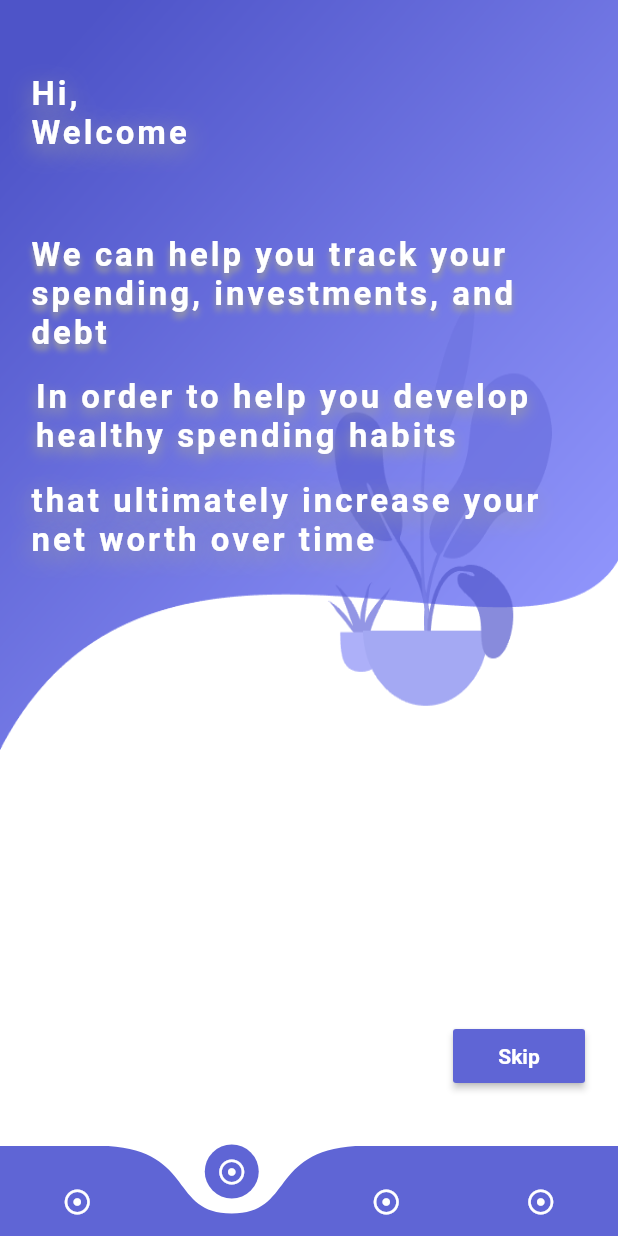
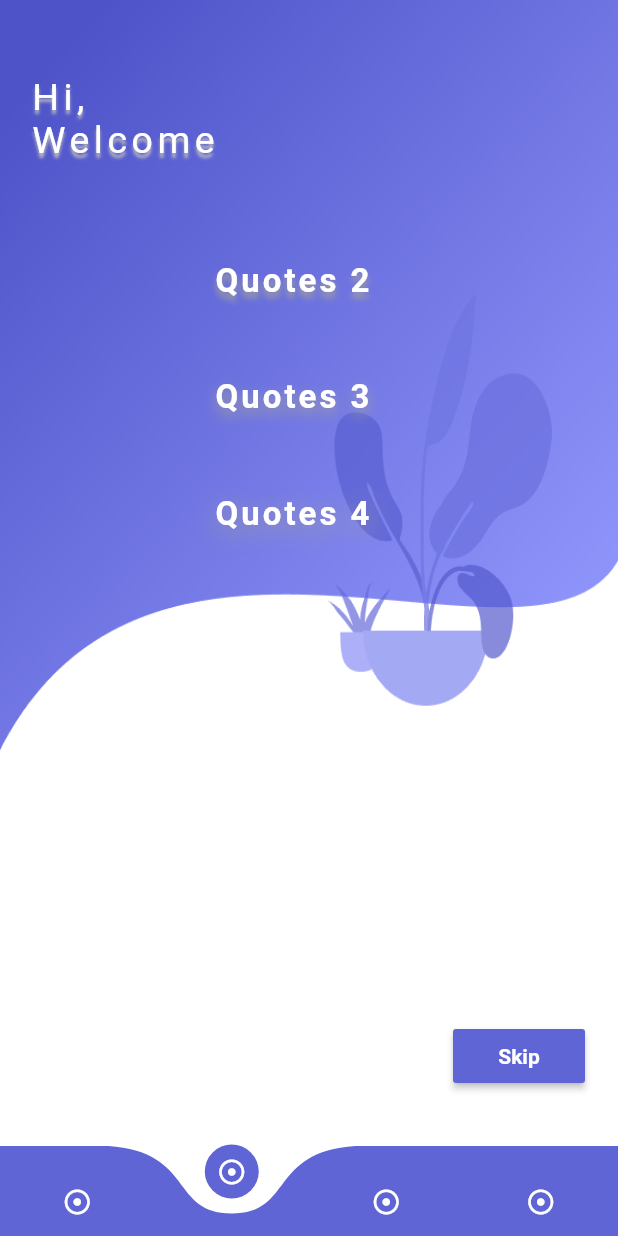
Before and after one commit to adsv1623/learn_space, a Flutter app: the screen it shows after launch, item 2 of the bottom bar chosen, on a phone screen of 412 x 824 dp. Run offline on Flutter 3.47's test engine with Material 2 defaults, Android fonts, the light colour scheme and no system bars; drawn by our look-alikes of auto_size_text, curved_navigation_bar; our stand-ins replace cloud_firestore, firebase_auth, firebase_core, flutter_swiper, google_fonts, shimmer and 1 more; accounts and stored records are empty; Roboto replaces fonts that are missing (Fredoka One).

Commit message:
Second Base Commit OnStart Page Commit Added AutoTextSize Changed Headings ,Used Google Fonts

```diff
--- a/lib/OnStart.dart
+++ b/lib/OnStart.dart
@@ -1,7 +1,9 @@
+import 'package:google_fonts/google_fonts.dart';
 import 'package:flutter/material.dart';
 import 'package:curved_navigation_bar/curved_navigation_bar.dart';
 import 'package:flutter/widgets.dart';
 import 'package:learn_space/FadedAnimation.dart';
+import 'package:auto_size_text/auto_size_text.dart';
 
 class OnStart extends StatefulWidget {
   @override
@@ -9,78 +11,210 @@ class OnStart extends StatefulWidget {
 }
 
 class _OnStartState extends State<OnStart> {
-  //State class
-  int _page = 0;
-  int _prev=0;
+  // Bottom Navigation Bar
   GlobalKey _bottomNavigationKey = GlobalKey();
 
-  // Start Page Quotes
+  // Which Bottom Bar I 'm
+  int _page = 0;
+  int _prev = 0;
+
+  // Quotes Showing ON Start Page
   List<Widget> lis = [
-    //page 1
-    FadeAnimation(1,
+    //////////////////////////////////////////////////////////page 1  Head Top Left
+    FadeAnimation(
+      1,
       Column(
         mainAxisAlignment: MainAxisAlignment.center,
-      children:[
-        FadeAnimation(1,
+        children: [
+          FadeAnimation(
+            2,
             Container(
-          //padding: EdgeInsets.fromLTRB(, top, right, bottom)
-          child: Text("How do you go about building your net worth?",style: TextStyle(color: Colors.white,fontWeight: FontWeight.bold,fontSize: 22,letterSpacing: 2,shadows:[Shadow(color: Colors.grey,blurRadius: 10,offset: Offset(0,4))]),),
-        ),),
+              child: Center(
+                child: AutoSizeText(
+                  "LearnSpace", // Todo
+                  maxLines: 1,
+                  minFontSize: 22,
+                  style: GoogleFonts.getFont(
+                    'Chilanka',
+                    textStyle: TextStyle(
+                      color: Colors.white,
+                      fontWeight: FontWeight.bold,
+                      fontSize: 60,
+                      letterSpacing: 2,
+                      shadows: [
+                        Shadow(
+                            color: Colors.blueGrey[300],
+                            blurRadius: 8,
+                            offset: Offset(0, 6)),
+                      ],
+                    ),
+                  ),
+                ),
+              ),
+            ),
+          ),
+          FadeAnimation(
+            2.9,
+            Container(
+              padding: EdgeInsets.all(10),
+              child: AutoSizeText(
+                "An Ultimate Education Space", //Todo
+                maxLines: 1,
+                minFontSize: 12,
+                style: GoogleFonts.getFont(
+                  'Indie Flower',
+                  textStyle: TextStyle(
+                    color: Colors.white,
+                    fontWeight: FontWeight.bold,
+                    fontSize: 22,
+                    letterSpacing: 2,
+                    shadows: [
+                      Shadow(
+                          color: Colors.grey,
+                          blurRadius: 20,
+                          offset: Offset(0, 4)),
+                    ],
+                  ),
+                ),
+              ),
+            ),
+          ),
+        ],
+      ),
+    ),
 
-        FadeAnimation(2.9,Container(
-          padding: EdgeInsets.all(10),
-          child: Text("It can be as easy as looking at your phone—literally",style: TextStyle(color: Colors.white,fontWeight: FontWeight.bold,fontSize: 22,letterSpacing: 2,shadows:[Shadow(color: Colors.grey,blurRadius: 20,offset: Offset(0,4))]),),
-        ),),
-
-      ],
-    ),),
-
-    // page 2
+    //    ///////////////////////////////////////////          page 2
     Column(
       mainAxisAlignment: MainAxisAlignment.spaceAround,
-      children:[
-        FadeAnimation(1.6,
+      children: [
+        FadeAnimation(
+          1.6,
           Container(
-          //padding: EdgeInsets.fromLTRB(20, 80, 20,50),
-          child: Text("We can help you track your spending, investments, and debt",style: TextStyle(color: Colors.white,fontWeight: FontWeight.bold,fontSize: 22,letterSpacing: 2,shadows:[Shadow(color: Colors.grey,blurRadius: 5,offset: Offset(0,4))]),),
-        ),),
-
-        FadeAnimation(2,
+            child: AutoSizeText(
+              "Quotes 2", // Todo
+              maxLines: 1,
+              minFontSize: 12,
+              style: TextStyle(
+                color: Colors.white,
+                fontWeight: FontWeight.bold,
+                fontSize: 22,
+                letterSpacing: 2,
+                shadows: [
+                  Shadow(
+                    color: Colors.grey,
+                    blurRadius: 5,
+                    offset: Offset(0, 4),
+                  ),
+                ],
+              ),
+            ),
+          ),
+        ),
+        FadeAnimation(
+          2,
           Container(
             margin: EdgeInsets.all(3),
-          child: Text("In order to help you develop healthy spending habits",style: TextStyle(color: Colors.white,fontWeight: FontWeight.bold,fontSize: 22,letterSpacing: 2,shadows:[Shadow(color: Colors.grey,blurRadius: 10,offset: Offset(0,4))]),),
-        ),),
-        FadeAnimation(2.5,
+            child: AutoSizeText(
+              "Quotes 3", // Todo
+              maxLines: 2,
+              minFontSize: 12,
+              style: TextStyle(
+                  color: Colors.white,
+                  fontWeight: FontWeight.bold,
+                  fontSize: 22,
+                  letterSpacing: 2,
+                  shadows: [
+                    Shadow(
+                        color: Colors.grey,
+                        blurRadius: 10,
+                        offset: Offset(0, 4))
+                  ]),
+            ),
+          ),
+        ),
+        FadeAnimation(
+          2.5,
           Container(
-          child: Text("that ultimately increase your net worth over time",style: TextStyle(color: Colors.white,fontWeight: FontWeight.bold,fontSize: 22,letterSpacing: 2,shadows:[Shadow(color: Colors.grey,blurRadius: 20,offset: Offset(0,4))]),),
-        ),),
+            child: AutoSizeText(
+              "Quotes 4", // Todo
+              maxLines: 1,
+              minFontSize: 12,
+              style: TextStyle(
+                  color: Colors.white,
+                  fontWeight: FontWeight.bold,
+                  fontSize: 22,
+                  letterSpacing: 2,
+                  shadows: [
+                    Shadow(
+                        color: Colors.grey,
+                        blurRadius: 20,
+                        offset: Offset(0, 4))
+                  ]),
+            ),
+          ),
+        ),
       ],
     ),
 
-    //page 3
+    ///////////////////////////////////////////              page 3
     Column(
       mainAxisAlignment: MainAxisAlignment.center,
-      children:[
-        FadeAnimation(2,
+      children: [
+        FadeAnimation(
+          2,
           Container(
             //padding: EdgeInsets.fromLTRB(, top, right, bottom)
-          child: Text("Make your money work for you",style: TextStyle(color: Colors.white,fontWeight: FontWeight.bold,fontSize: 22,letterSpacing: 2,shadows:[Shadow(color: Colors.grey,blurRadius: 20,offset: Offset(0,4))]),),
-        ),),
+            child: AutoSizeText(
+              "Quotes 5", // Todo
+              maxLines: 2,
+              minFontSize: 12,
+              style: TextStyle(
+                  color: Colors.white,
+                  fontWeight: FontWeight.bold,
+                  fontSize: 22,
+                  letterSpacing: 2,
+                  shadows: [
+                    Shadow(
+                        color: Colors.grey,
+                        blurRadius: 20,
+                        offset: Offset(0, 4))
+                  ]),
+            ),
+          ),
+        ),
       ],
     ),
+    /////////////////////////////////////////////////    Page 4
     Column(
       mainAxisAlignment: MainAxisAlignment.center,
-      children:[
-        FadeAnimation(2,
+      children: [
+        FadeAnimation(
+          2,
           Container(
-          //padding: EdgeInsets.fromLTRB(, top, right, bottom)
-          child: Text("Get Started Now !",style: TextStyle(color: Colors.white,fontWeight: FontWeight.bold,fontSize: 24,letterSpacing: 2,shadows:[Shadow(color: Colors.deepPurple[300],blurRadius: 20,offset: Offset(0,4))]),),
-        ),),
+            child:FadeAnimation(1, AutoSizeText(
+              "Get Started Now!",
+              maxLines: 1,
+              minFontSize: 12,
+              style: GoogleFonts.getFont(
+                'Source Code Pro',
+                textStyle: TextStyle(
+                  color: Colors.white,
+                  fontWeight: FontWeight.bold,
+                  fontSize: 40,
+                  shadows: [
+                    Shadow(
+                        color: Colors.deepPurple[300],
+                        blurRadius: 8,
+                        offset: Offset(0, 8))
                   ],
                 ),
-
+              ),
+            ),),
+          ),
+        ),
+      ],
+    ),
   ];
-
 
   @override
   Widget build(BuildContext context) {
@@ -94,63 +228,86 @@ class _OnStartState extends State<OnStart> {
                 height: 500,
                 decoration: BoxDecoration(
                     image: DecorationImage(
-                          image: AssetImage('Images/L1.png'),
-                          fit: BoxFit.fill
-                      )
-                  ),
+                        image: AssetImage('Images/L1.png'), fit: BoxFit.fill)),
                 child: Stack(
-                    children: <Widget> [
+                  children: <Widget>[
                     Positioned(
                       top: 50,
                       left: 20,
                       width: 150,
                       height: 200,
-                        child: FadeAnimation(1,Container(
-                          child: Text("Hi,\nWelcome", style: TextStyle(color: Colors.white,fontWeight: FontWeight.bold,fontSize: 22,letterSpacing: 2,shadows:[Shadow(color: Colors.grey,blurRadius: 20,offset: Offset(0,4))]),),
-                        )),
+                      child: FadeAnimation(
+                        1,
+                        Container(
+                          child: AutoSizeText(
+                            "Hi,\nWelcome",
+                            style: GoogleFonts.getFont(
+                              'Fredoka One',
+                              textStyle: TextStyle(
+                                color: Colors.white,
+                                fontSize: 25,
+                                letterSpacing: 3,
+                                shadows: [
+                                  Shadow(
+                                    color: Colors.grey[400],
+                                    blurRadius: 2,
+                                    offset: Offset(0, 3),
+                                  )
+                                ],
+                              ),
+                            ),
+                          ),
+                        ),
+                      ),
                     ),
                     Positioned(
                       top: 150,
                       left: 20,
                       width: 350,
                       height: 230,
-                          child: FadeAnimation(1.6,lis[_page]),
+                      child: FadeAnimation(1.6, lis[_page]),
                     ),
-
-
                   ],
                 ),
               ),
-                Padding(padding: EdgeInsets.fromLTRB(290,180, 10,30),
-
-                  child: FadeAnimation(20, Column(
+              Padding(
+                padding: EdgeInsets.fromLTRB(290, 180, 10, 30),
+                child: FadeAnimation(
+                  20,
+                  Column(
                     children: <Widget>[
                       //Text(_page.toString(), textScaleFactor: 10.0),
                       RaisedButton(
                         color: Color(0xff5f65d5),
                         splashColor: Colors.white,
-                        child: Text( (_page==0||_page==1||_page==2)?'Skip':'Get Started',style: TextStyle(color: Colors.white,fontWeight: FontWeight.bold),),
+                        child: Text(
+                          (_page == 0 || _page == 1 || _page == 2)
+                              ? 'Skip'
+                              : 'Get Started',
+                          style: TextStyle(
+                              color: Colors.white, fontWeight: FontWeight.bold),
+                        ),
                         onPressed: () {
                           //Page change using state does the same as clicking index 3 navigation button
-
                           final CurvedNavigationBarState navBarState =
                               _bottomNavigationKey.currentState;
                           navBarState.setPage(3);
-                          if(_prev==3){
-                            Navigator.of(context).pushReplacementNamed('/LoginPage');
+                          if (_prev == 3) {
+                            Navigator.of(context)
+                                .pushReplacementNamed('/LoginPage');
                           }
                         },
                       ),
                     ],
-                  ),),
+                  ),
+                ),
+              ),
+            ],
+          ),
+        ),
       ),
 
-              ],
-
-            ),
-
-          ),
-        ),
+      ///////////////////////////////////////////         Bottom Nav
       bottomNavigationBar: CurvedNavigationBar(
         height: 60,
         key: _bottomNavigationKey,
@@ -162,17 +319,31 @@ class _OnStartState extends State<OnStart> {
         index: 0,
         animationCurve: Curves.bounceInOut,
         items: <Widget>[
-          new Icon(Icons.adjust_outlined ,size: 20,color: Colors.white,),
-          new Icon(Icons.adjust_outlined ,size: 20,color: Colors.white,),
-          new Icon(Icons.adjust_outlined ,size: 20,color: Colors.white,),
-          new Icon(Icons.adjust_outlined ,size: 20,color: Colors.white,),
-
+          new Icon(
+            Icons.adjust_outlined,
+            size: 20,
+            color: Colors.white,
+          ),
+          new Icon(
+            Icons.adjust_outlined,
+            size: 20,
+            color: Colors.white,
+          ),
+          new Icon(
+            Icons.adjust_outlined,
+            size: 20,
+            color: Colors.white,
+          ),
+          new Icon(
+            Icons.adjust_outlined,
+            size: 20,
+            color: Colors.white,
+          ),
         ],
-          onTap: (index){
+        onTap: (index) {
           setState(() {
-              _prev= _page;
+            _prev = _page;
             _page = index;
-
           });
         },
       ),
--- a/lib/services/authServices.dart
+++ b/lib/services/authServices.dart
@@ -4,7 +4,6 @@ import 'package:flutter/material.dart';
 import 'package:learn_space/HomePage.dart';
 import 'package:learn_space/Login.dart';
 class authservice{
-
   //Handle Auth
   handleAuth(){
     return StreamBuilder(
--- a/lib/splash.dart
+++ b/lib/splash.dart
@@ -12,16 +12,19 @@ class _SplashScreenState extends State<SplashScreen> {
 
   @override
   void initState() {
+    /*
+    Below Check if User already Logged In or Not ?  Goto HomePage :  Goto OnStart Page
+     */
      FirebaseAuth.instance
         .authStateChanges()
         .listen((User user) {
       if (user == null) {
-        print('User is currently signed out!');
+        print('User is currently signed out! So Moved To OnStart Page');
         Navigator.of(context).pushReplacementNamed('/OnStart');
       } else {
-        print('User is signed in!');
+        print('User is Already signed in! So Moved To HomePage');
         Navigator.of(context).pushReplacementNamed('/HomePage');
-        print('$user.uid');
+        print('Current User UID : $user.uid');
       }
     });
     super.initState();
@@ -46,8 +49,9 @@ class _SplashScreenState extends State<SplashScreen> {
               highlightColor: Color(0xffe100ff),
               child: Container(
                 padding: EdgeInsets.all(16.0),
+                child: Center(
                   child: Text(
-                  "Build My Money",
+                    "LearnSpace",
                     style: TextStyle(
                         fontSize: 50.0,
                         fontWeight: FontWeight.bold,
@@ -62,12 +66,11 @@ class _SplashScreenState extends State<SplashScreen> {
                     ),
                   ),
                 ),
+              ),
             )
           ],
         ),
       ),
     );
   }
-
-
 }
--- a/pubspec.yaml
+++ b/pubspec.yaml
@@ -35,6 +35,8 @@ dependencies:
   firebase_messaging:
   shimmer: ^1.1.2
   firebase_database:
+  auto_size_text: ^2.1.0
+  google_fonts: ^1.1.1
 
 
   # The following adds the Cupertino Icons font to your application.
```
Also changed, not shown: pubspec.lock. Lines whose indentation alone changed are shown as unchanged.
